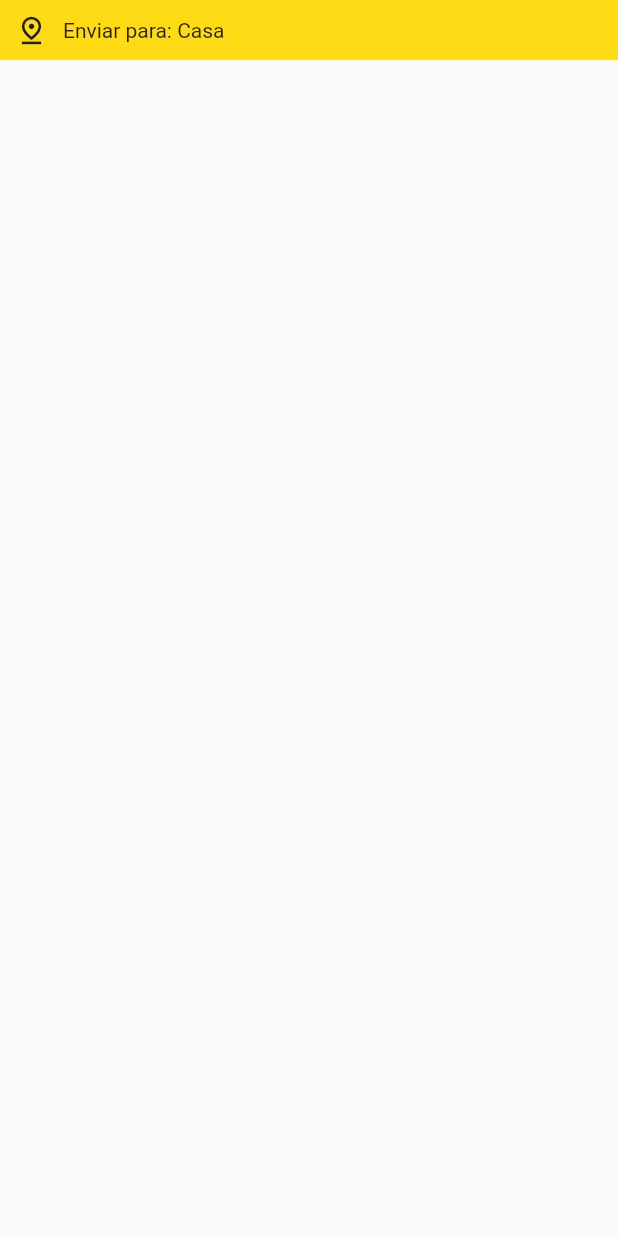
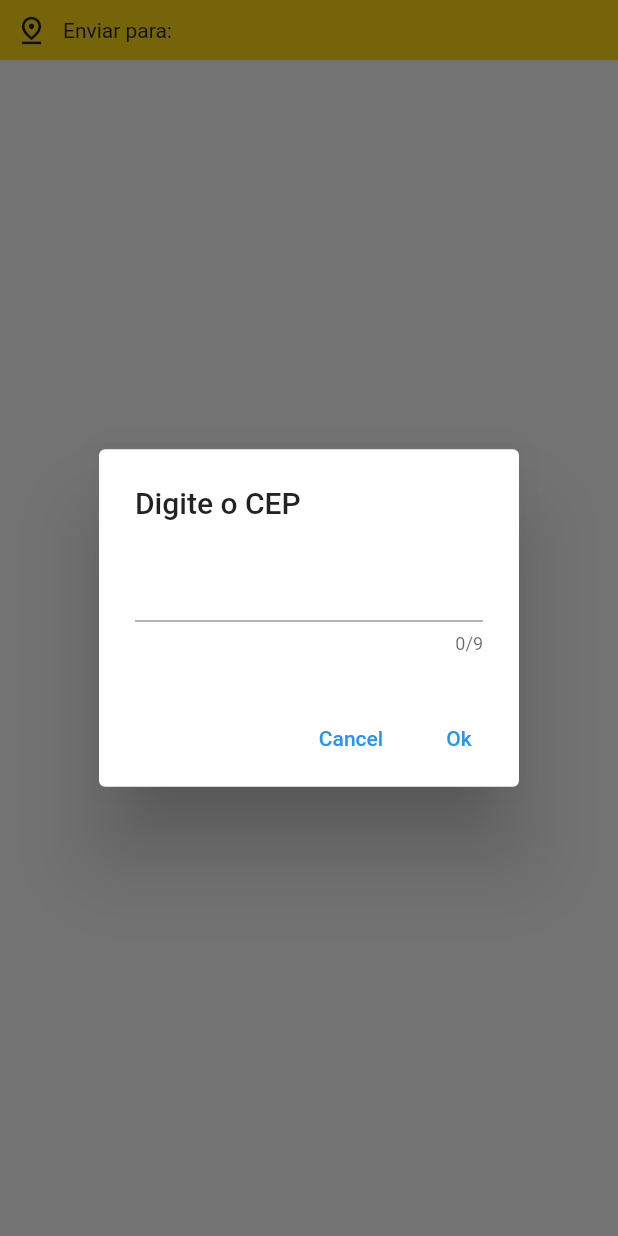
Before and after one commit to Migleu/MercadoAberto, a Flutter app: the EnviarPara widget shown alone on an empty page, opened directly, after a tap on "Enviar para:", on a phone screen of 412 x 824 dp. Run offline on Flutter 3.47's test engine with Material 2 defaults, Android fonts, the phone set to English and light mode, and no system bars; network calls fail.

Commit message:
13/08 Campo CEP

```diff
--- a/lib/componentes/enviar_para.dart
+++ b/lib/componentes/enviar_para.dart
@@ -1,41 +1,60 @@
 import 'package:flutter/material.dart';
+import 'package:flutter_application_1/componentes/popup_endereco.dart';
 
 class EnviarPara extends StatefulWidget {
-  const EnviarPara({ Key? key }) : super(key: key);
+  const EnviarPara({Key? key}) : super(key: key);
 
   @override
   _EnviarParaState createState() => _EnviarParaState();
 }
 
 class _EnviarParaState extends State<EnviarPara> {
-
-bool selecionado = false;
-String texto = "Casa";
+  String texto = "";
+  var content = TextEditingController();
 
   @override
   Widget build(BuildContext context) {
     return GestureDetector(
-
-       onTap: () => {
-        setState(() => {
-             selecionado = !selecionado
-        }),
+      onTap: () => {
+        showDialog(
+            context: context,
+            builder: (BuildContext context) {
+              return AlertDialog(
+                title: Text("Digite o CEP"),
+                content: TextField(
+                  controller: content,
+                  maxLength: 9,
+                ),
+                actions: [
+                  TextButton(
+                      onPressed: () {
+                        Navigator.of(context).pop();
+                      },
+                      child: Text("Cancel")),
+                  TextButton(
+                      onPressed: () {
+                        setState(() {
+                          texto = content.text;
+                        });
+                        Navigator.of(context).pop();
+                      },
+                      child: Text("Ok")),
+                ],
+              );
+            }),
       },
-
       child: Container(
-
-        color:const Color (0xffffdb15),
+        color: const Color(0xffffdb15),
         height: 40.0,
         child: Row(
-          children:  [
+          children: [
             Padding(padding: EdgeInsets.all(5)),
             Icon(
               Icons.pin_drop_outlined,
               size: 22,
             ),
             Padding(padding: EdgeInsets.all(5)),
-            Text("Enviar para: "),
-            Visibility(child: Text(texto), visible: selecionado,)
+            Text("Enviar para: ${texto}"),
           ],
         ),
       ),
```
Also changed, not shown: lib/componentes/popup_endereco.dart (added, +47 -0 lines).
